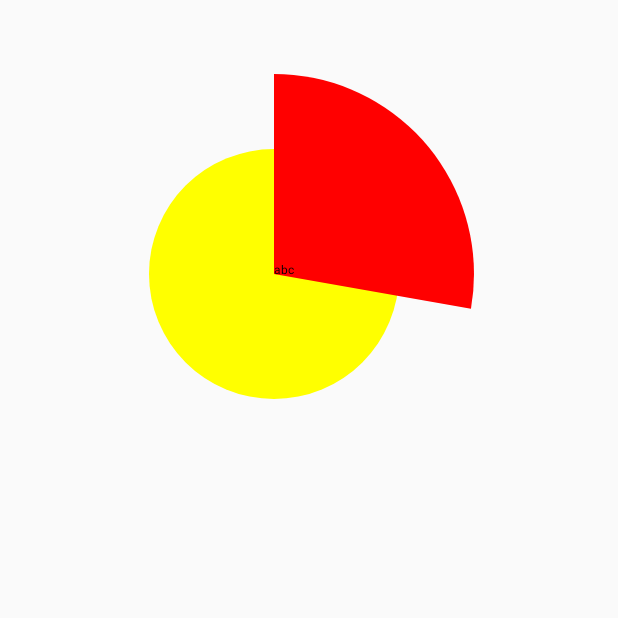
After one commit to xgs925/MyPractice, an Android app: the CircleProgressActivity screen opened directly, with no data from a screen before it, on a phone screen of 412 x 824 dp, the top half of it. The commit adds this screen. Run offline under Robolectric (Android 15) with nearby library versions, the phone set to English and light mode, and no system bars.

Commit message:
CircleProgress

```diff
--- a/app/src/main/AndroidManifest.xml
+++ b/app/src/main/AndroidManifest.xml
@@ -17,6 +17,8 @@
         </activity>
         <activity android:name=".selfview.TopBarActivity" >
         </activity>
+        <activity android:name=".selfview.CircleProgressActivity" >
+        </activity>
     </application>
 
 </manifest>
--- /dev/null
+++ b/app/src/main/java/com/gus/mypractice/selfview/CircleProgressActivity.java
@@ -0,0 +1,15 @@
+package com.gus.mypractice.selfview;
+
+import android.support.v7.app.AppCompatActivity;
+import android.os.Bundle;
+
+import com.gus.mypractice.R;
+
+public class CircleProgressActivity extends AppCompatActivity {
+
+    @Override
+    protected void onCreate(Bundle savedInstanceState) {
+        super.onCreate(savedInstanceState);
+        setContentView(R.layout.activity_circle_progress);
+    }
+}
--- /dev/null
+++ b/app/src/main/java/com/gus/mypractice/selfview/CircleProgressView.java
@@ -0,0 +1,54 @@
+package com.gus.mypractice.selfview;
+
+import android.annotation.TargetApi;
+import android.content.Context;
+import android.graphics.Canvas;
+import android.graphics.Color;
+import android.graphics.Paint;
+import android.graphics.RectF;
+import android.os.Build;
+import android.util.AttributeSet;
+import android.view.View;
+
+/**
+ * Created by gus on 2016/3/29.
+ */
+public class CircleProgressView extends View {
+    Paint paint = new Paint();
+
+    private int length = 500;
+    int mCircleXY = length / 2;
+    float mRadius = (float) (length * 0.5 / 2);
+    RectF mArcRectF = new RectF((float) (length * 0.1), (float) (length * 0.1), (float) (length * 0.9), (float) (length * 0.9));
+    private int mSweepAngle = 180;
+    private char[] mShowText = {'a', 'b', 'c'};
+
+    public CircleProgressView(Context context) {
+        super(context);
+
+    }
+
+    public CircleProgressView(Context context, AttributeSet attrs) {
+        super(context, attrs);
+    }
+
+    public CircleProgressView(Context context, AttributeSet attrs, int defStyleAttr) {
+        super(context, attrs, defStyleAttr);
+    }
+
+    @TargetApi(Build.VERSION_CODES.LOLLIPOP)
+    public CircleProgressView(Context context, AttributeSet attrs, int defStyleAttr, int defStyleRes) {
+        super(context, attrs, defStyleAttr, defStyleRes);
+    }
+
+    @Override
+    protected void onDraw(Canvas canvas) {
+        super.onDraw(canvas);
+        paint.setColor(Color.YELLOW);
+        canvas.drawCircle(mCircleXY, mCircleXY, mRadius, paint);
+        paint.setColor(Color.RED);
+        canvas.drawArc(mArcRectF, 270, 100, true, paint);
+        paint.setColor(Color.BLACK);
+        canvas.drawText(mShowText, 0, mShowText.length, mCircleXY, mCircleXY, paint);
+    }
+}
--- /dev/null
+++ b/app/src/main/res/layout/activity_circle_progress.xml
@@ -0,0 +1,15 @@
+<?xml version="1.0" encoding="utf-8"?>
+<RelativeLayout xmlns:android="http://schemas.android.com/apk/res/android"
+    xmlns:tools="http://schemas.android.com/tools"
+    android:layout_width="match_parent"
+    android:layout_height="match_parent"
+    android:paddingBottom="@dimen/activity_vertical_margin"
+    android:paddingLeft="@dimen/activity_horizontal_margin"
+    android:paddingRight="@dimen/activity_horizontal_margin"
+    android:paddingTop="@dimen/activity_vertical_margin"
+    tools:context="com.gus.mypractice.selfview.CircleProgressActivity">
+
+    <com.gus.mypractice.selfview.CircleProgressView
+        android:layout_width="wrap_content"
+        android:layout_height="wrap_content" />
+</RelativeLayout>
```
Also changed, not shown: app/src/main/java/com/gus/mypractice/MainViewFragment.java (+6 -2 lines), app/src/main/java/com/gus/mypractice/selfview/MyScrollView.java (added, +50 -0 lines).
